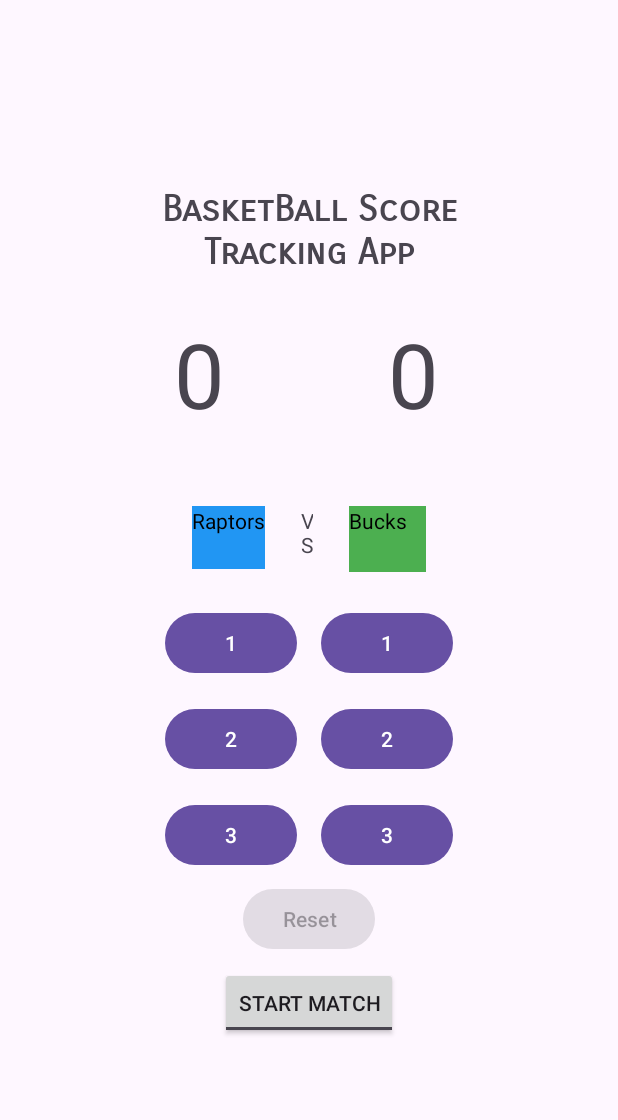
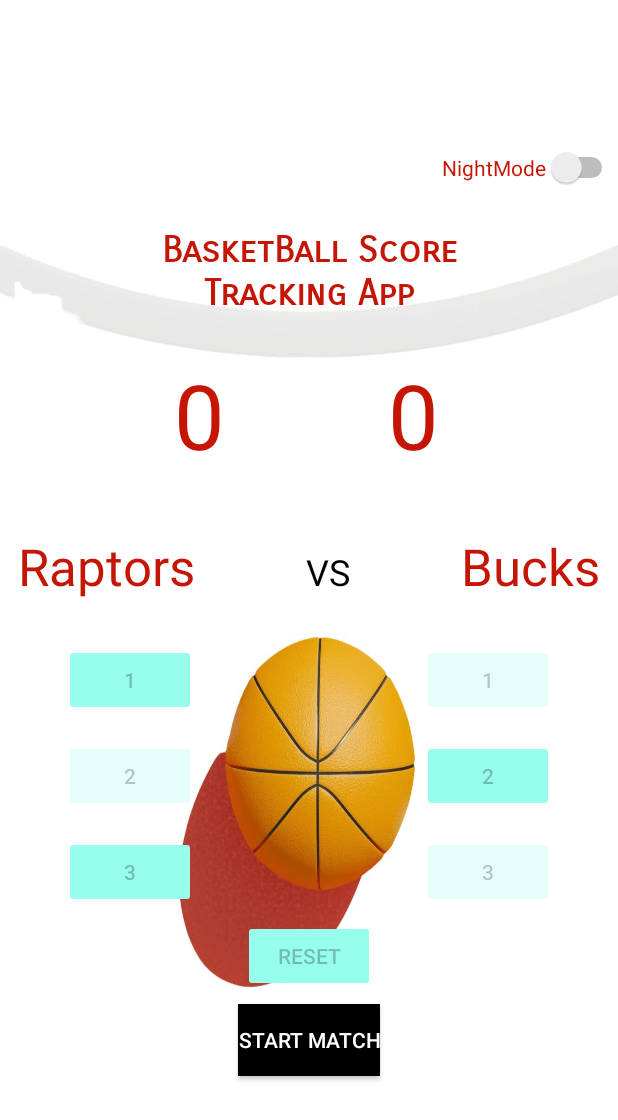
Before and after one commit to majidpawar9/BasketBallScoreTrackingApp, an Android app: the screen it shows after launch (MainActivity), after a tap on "END MATCH", on a phone screen of 412 x 824 dp. Shown: the top 1120 px of the screen. Run offline under Robolectric (Android 15) with nearby library versions, the phone set to English and light mode, and no system bars; 1 other tap on this screen came first.

Commit message:
Added themes to buttons and slight layout changes

```diff
--- a/app/src/main/java/com/majid/scorekeepingapp/MainActivity.kt
+++ b/app/src/main/java/com/majid/scorekeepingapp/MainActivity.kt
@@ -1,11 +1,15 @@
 package com.majid.scorekeepingapp
 
+import android.content.Context
 import androidx.appcompat.app.AppCompatActivity
 import android.os.Bundle
 import android.widget.Button
+import android.widget.CompoundButton
+import android.widget.Switch
 import android.widget.TextView
 import android.widget.Toast
 import android.widget.ToggleButton
+import androidx.appcompat.app.AppCompatDelegate
 
 class MainActivity : AppCompatActivity() {
     //used lateinit to keep to property from being initialized
@@ -19,6 +23,7 @@ class MainActivity : AppCompatActivity() {
     private lateinit var team1Score: TextView
     private lateinit var team2Score: TextView
     private lateinit var toggleButton: ToggleButton
+    private lateinit var mode_switch: Switch
     override fun onCreate(savedInstanceState: Bundle?) {
         super.onCreate(savedInstanceState)
         setContentView(R.layout.activity_main)
@@ -42,6 +47,14 @@ class MainActivity : AppCompatActivity() {
         team2Button3Pointer.isEnabled = false
         reset.isEnabled= false
 
+        mode_switch = findViewById(R.id.mode_switch)
+
+        val sharedPref = getSharedPreferences("scorekeepingapp",Context.MODE_PRIVATE)
+        val nightmode = sharedPref.getInt("night_mode", MODE_PRIVATE)
+        AppCompatDelegate.setDefaultNightMode(nightmode)
+        mode_switch.isChecked = (nightmode == AppCompatDelegate.MODE_NIGHT_YES)
+
+        val editor = sharedPref.edit()
         //define score count for each time
         var team1Scored = 0
         var team2Scored = 0
@@ -120,8 +133,31 @@ class MainActivity : AppCompatActivity() {
                 team2Scored = 0
                 team1Score.text = team1Scored.toString()
                 team2Score.text = team2Scored.toString()
+                reset.isEnabled = false
+                team1Button1Pointer.isEnabled = false
+                team1Button2Pointer.isEnabled = false
+                team1Button3Pointer.isEnabled = false
+                team2Button1Pointer.isEnabled = false
+                team2Button2Pointer.isEnabled = false
+                team2Button3Pointer.isEnabled = false
             }
         }
+        mode_switch.setOnCheckedChangeListener{_, isChecked ->
+
+            val newNightMode = if(isChecked){
+                AppCompatDelegate.MODE_NIGHT_YES
+            }
+            else{
+                AppCompatDelegate.MODE_NIGHT_NO
+            }
+            AppCompatDelegate.setDefaultNightMode(newNightMode)
+            with(sharedPref.edit()){
+                putInt("night_mode",newNightMode)
+                apply()
+            }
+        }
+
     }
 
+
 }
--- a/app/src/main/res/layout/activity_main.xml
+++ b/app/src/main/res/layout/activity_main.xml
@@ -1,11 +1,21 @@
 <?xml version="1.0" encoding="utf-8"?>
 <LinearLayout xmlns:android="http://schemas.android.com/apk/res/android"
+    xmlns:app="http://schemas.android.com/apk/res-auto"
+    xmlns:tools="http://schemas.android.com/tools"
     android:layout_width="match_parent"
     android:layout_height="match_parent"
-    android:backgroundTint="@color/black"
     android:gravity="center"
-    android:orientation="vertical">
+    android:orientation="vertical"
+    android:background="@drawable/bass">
 
+    <Switch
+        android:id="@+id/mode_switch"
+        android:layout_width="wrap_content"
+        android:layout_height="wrap_content"
+        android:text="NightMode"
+        android:textColor="@color/red"
+        android:layout_gravity="end"
+        android:layout_marginBottom="25dp"/>
 <!--    title-->
     <TextView
         android:id="@+id/title"
@@ -14,6 +24,7 @@
         android:fontFamily="sans-serif-smallcaps"
         android:gravity="center"
         android:text="@string/app_name"
+        android:textColor="@color/red"
         android:textSize="24sp"
         android:textStyle="bold" />
 
@@ -31,7 +42,9 @@
             android:gravity="center"
             android:padding="24dp"
             android:text="@string/team1Score"
-            android:textSize="60sp" />
+            android:textColor="@color/red"
+            android:textSize="60sp"
+            />
 
         <TextView
             android:id="@+id/team2Score"
@@ -41,6 +54,7 @@
             android:gravity="center"
             android:padding="24dp"
             android:text="@string/team2Score"
+            android:textColor="@color/red"
             android:textSize="60sp" />
     </LinearLayout>
 
@@ -53,28 +67,33 @@
 
         <TextView
             android:id="@+id/team1Title"
-            android:layout_width="wrap_content"
-            android:layout_height="42dp"
-            android:background="#2196F3"
+            android:layout_width="match_parent"
+            android:layout_height="wrap_content"
+
+            android:layout_marginRight="50dp"
             android:text="@string/team1Title"
-            android:textColor="@color/black" />
+
+            android:textColor="@color/red"
+            android:textSize="34sp" />
 
         <TextView
-            android:layout_width="56dp"
+            android:layout_width="wrap_content"
             android:layout_height="wrap_content"
             android:layout_weight="1"
-            android:backgroundTint="@color/black"
             android:gravity="center"
             android:padding="24dp"
-            android:text="VS" />
+            android:text="VS"
+            android:textColor="@color/black"
+            android:textSize="24sp" />
 
         <TextView
             android:id="@+id/team2Title"
-            android:layout_width="51dp"
-            android:layout_height="44dp"
-            android:background="#4CAF50"
+            android:layout_width="wrap_content"
+            android:layout_height="wrap_content"
+            android:layout_marginLeft="50dp"
             android:text="@string/team2Title"
-            android:textColor="@color/black" />
+            android:textSize="34sp"
+            android:textColor="@color/red" />
     </LinearLayout>
 
 <!--    Score Counter for both teams-->
@@ -85,18 +104,22 @@
 
         <Button
             android:id="@+id/teamone1pointer"
+            style="@style/Widget.AppCompat.Button"
             android:layout_width="wrap_content"
             android:layout_height="wrap_content"
-            android:layout_margin="8dp"
-            android:layout_marginStart="8dp"
+            android:layout_marginTop="8dp"
+            android:layout_marginRight="75dp"
+            android:layout_marginBottom="8dp"
             android:text="@string/teamone1PointerButton" />
 
         <Button
             android:id="@+id/teamtwo1pointer"
+            style="@style/Widget.AppCompat.Button.Colored"
             android:layout_width="wrap_content"
             android:layout_height="wrap_content"
-            android:layout_margin="8dp"
-            android:layout_marginStart="8dp"
+            android:layout_marginLeft="75dp"
+            android:layout_marginTop="8dp"
+            android:layout_marginBottom="8dp"
             android:text="@string/teamtwo1PointerButton" />
     </LinearLayout>
 
@@ -107,18 +130,21 @@
 
         <Button
             android:id="@+id/teamone2pointer"
+            style="@style/Widget.AppCompat.Button.Colored"
             android:layout_width="match_parent"
             android:layout_height="wrap_content"
-            android:layout_margin="8dp"
-            android:layout_marginStart="8dp"
+            android:layout_marginTop="8dp"
+            android:layout_marginRight="75dp"
+            android:layout_marginBottom="8dp"
             android:text="@string/teamone2PointerButton" />
 
         <Button
             android:id="@+id/teamtwo2pointer"
             android:layout_width="match_parent"
             android:layout_height="wrap_content"
-            android:layout_margin="8dp"
-            android:layout_marginStart="8dp"
+            android:layout_marginLeft="75dp"
+            android:layout_marginTop="8dp"
+            android:layout_marginBottom="8dp"
             android:text="@string/teamtwo2PointerButton" />
     </LinearLayout>
 
@@ -129,18 +155,22 @@
 
         <Button
             android:id="@+id/teamone3pointer"
+            style="@style/Widget.AppCompat.Button"
             android:layout_width="match_parent"
             android:layout_height="wrap_content"
-            android:layout_margin="8dp"
-            android:layout_marginStart="8dp"
+            android:layout_marginTop="8dp"
+            android:layout_marginRight="75dp"
+            android:layout_marginBottom="8dp"
             android:text="@string/teamone3PointerButton" />
 
         <Button
             android:id="@+id/teamtwo3pointer"
+            style="@style/Widget.AppCompat.Button.Colored"
             android:layout_width="match_parent"
             android:layout_height="wrap_content"
-            android:layout_margin="8dp"
-            android:layout_marginStart="8dp"
+            android:layout_marginLeft="75dp"
+            android:layout_marginTop="8dp"
+            android:layout_marginBottom="8dp"
             android:text="@string/teamtwo3PointerButton" />
 
 
@@ -148,18 +178,22 @@
 
     <Button
         android:id="@+id/resetButton"
+
         android:layout_width="wrap_content"
         android:layout_height="wrap_content"
         android:text="@string/reset" />
 
     <ToggleButton
         android:id="@+id/toggleButton"
+        android:background="@color/black"
         android:layout_width="wrap_content"
         android:layout_height="wrap_content"
         android:layout_margin="8dp"
         android:layout_marginStart="8dp"
         android:textOn="End Match"
-        android:textOff="Start Match" />/>
+        android:textOff="Start Match"
+        android:textColor="@color/white"/>
+    />
 
 
 </LinearLayout>
--- a/app/src/main/res/values-night/themes.xml
+++ b/app/src/main/res/values-night/themes.xml
@@ -1,7 +1,8 @@
 <resources xmlns:tools="http://schemas.android.com/tools">
     <!-- Base application theme. -->
-    <style name="Base.Theme.ScoreKeepingApp" parent="Theme.Material3.DayNight.NoActionBar">
+    <style name="DarkMode" parent="Theme.Material3.DayNight.NoActionBar">
         <!-- Customize your dark theme here. -->
-        <!-- <item name="colorPrimary">@color/my_dark_primary</item> -->
+        <item name="colorButtonNormal">#CEE6F3</item>
     </style>
+    <style name="Theme.ScoreKeepingApp" parent="Base.Theme.ScoreKeepingApp" />
 </resources>
--- a/app/src/main/res/values/colors.xml
+++ b/app/src/main/res/values/colors.xml
@@ -2,4 +2,6 @@
 <resources>
     <color name="black">#FF000000</color>
     <color name="white">#FFFFFFFF</color>
+    <color name="skyblue">#0B666A</color>
+    <color name="red">#C51605</color>
 </resources>
--- a/app/src/main/res/values/themes.xml
+++ b/app/src/main/res/values/themes.xml
@@ -1,9 +1,9 @@
 <resources xmlns:tools="http://schemas.android.com/tools">
     <!-- Base application theme. -->
-    <style name="Base.Theme.ScoreKeepingApp" parent="Theme.Material3.DayNight.NoActionBar">
+    <style name="Base.Theme.ScoreKeepingApp" parent="Theme.AppCompat.Light.NoActionBar">
         <!-- Customize your light theme here. -->
-        <!-- <item name="colorPrimary">@color/my_light_primary</item> -->
+        <item name="colorButtonNormal">#97FEED</item>
+
     </style>
-
     <style name="Theme.ScoreKeepingApp" parent="Base.Theme.ScoreKeepingApp" />
 </resources>
```
Also changed, not shown: app/src/main/res/drawable/basket.jpeg (added), app/src/main/res/drawable/basketball.jpeg (added), app/src/main/res/drawable/bass.jpeg (added).
